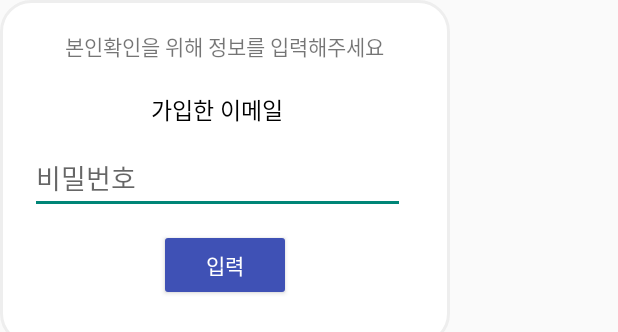
After one commit to Hong-yehoon/My_HuanDog, an Android app: the layout dialog_delete.xml on its own in the app's theme, with its tools: preview values and no code run, on a phone screen of 412 x 824 dp. The commit adds this screen. Shown: the top 332 px of the screen. Run offline under Robolectric (Android 15) with nearby library versions, the phone set to English and light mode, and no system bars.

Commit message:
Chart 연결, 회원 탈퇴 구현

```diff
--- a/app/src/main/java/com/example/my_huandog/SQLiteDatabaseOpenHelper.java
+++ b/app/src/main/java/com/example/my_huandog/SQLiteDatabaseOpenHelper.java
@@ -27,8 +27,8 @@ public class SQLiteDatabaseOpenHelper extends android.database.sqlite.SQLiteOpen
     }
     public void createTableTime (SQLiteDatabase db){
         String sql = "CREATE TABLE if not exists " + table+"(" +
-                "walkTime text," +
-                "walkDay text)";
+                "walkTime int ," +
+                "walkDay date)";
         try{
             db.execSQL(sql);
         }catch(SQLException e){
@@ -36,7 +36,7 @@ public class SQLiteDatabaseOpenHelper extends android.database.sqlite.SQLiteOpen
         }
     }
 
-    public void insertTime (SQLiteDatabase db,String walkTime, String walkDay){
+    public void insertTime (SQLiteDatabase db, int walkTime, String walkDay){
         db.beginTransaction();
 
         try{
--- /dev/null
+++ b/app/src/main/res/layout/dialog_delete.xml
@@ -0,0 +1,47 @@
+<?xml version="1.0" encoding="utf-8"?>
+<LinearLayout xmlns:android="http://schemas.android.com/apk/res/android"
+    android:layout_width="300dp"
+    android:layout_height="230dp"
+    android:orientation="vertical"
+    android:padding="20dp"
+    android:background="@drawable/round_layout"
+    >
+
+    <TextView
+        android:layout_width="wrap_content"
+        android:layout_height="wrap_content"
+        android:text="본인확인을 위해 정보를 입력해주세요"
+        android:layout_gravity="center"
+        />
+
+    <TextView
+        android:id="@+id/DeEmail"
+        android:layout_marginTop="20dp"
+        android:layout_width="250dp"
+        android:layout_height="wrap_content"
+        android:text="가입한 이메일"
+        android:gravity="center"
+        android:textColor="@color/black"
+        android:textSize="15sp"
+        />
+    <EditText
+        android:id="@+id/DePass"
+        android:layout_marginTop="10dp"
+        android:layout_width="250dp"
+        android:layout_height="wrap_content"
+        android:hint="비밀번호"
+        />
+
+    <Button
+        android:id="@+id/DeBtn"
+        android:layout_marginTop="10dp"
+        android:layout_width="wrap_content"
+        android:layout_height="wrap_content"
+        android:text="입력"
+        android:layout_gravity="center"
+        android:backgroundTint="@color/basicBtn"
+        android:textColor="@color/white"
+        />
+
+
+</LinearLayout>
```
Also changed, not shown: app/src/main/java/com/example/my_huandog/MyPageFragment.java (+79 -2 lines), app/src/main/java/com/example/my_huandog/StartActivity.java (+12 -8 lines), app/src/main/java/com/example/my_huandog/StatePager.java (+95 -48 lines).
